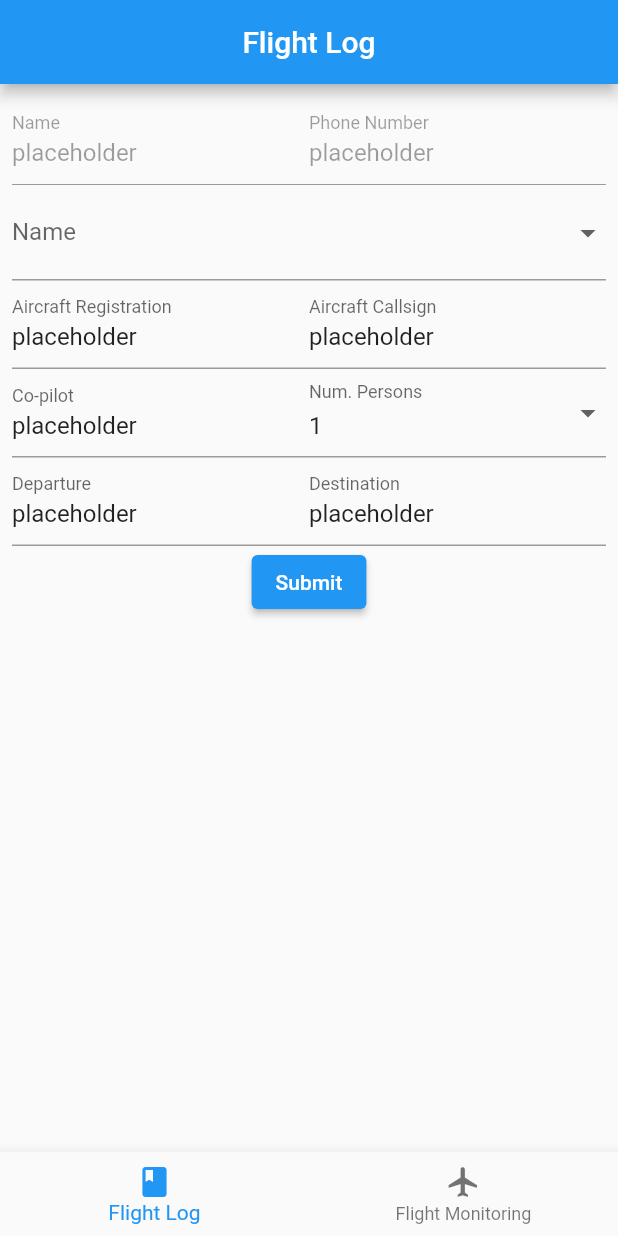
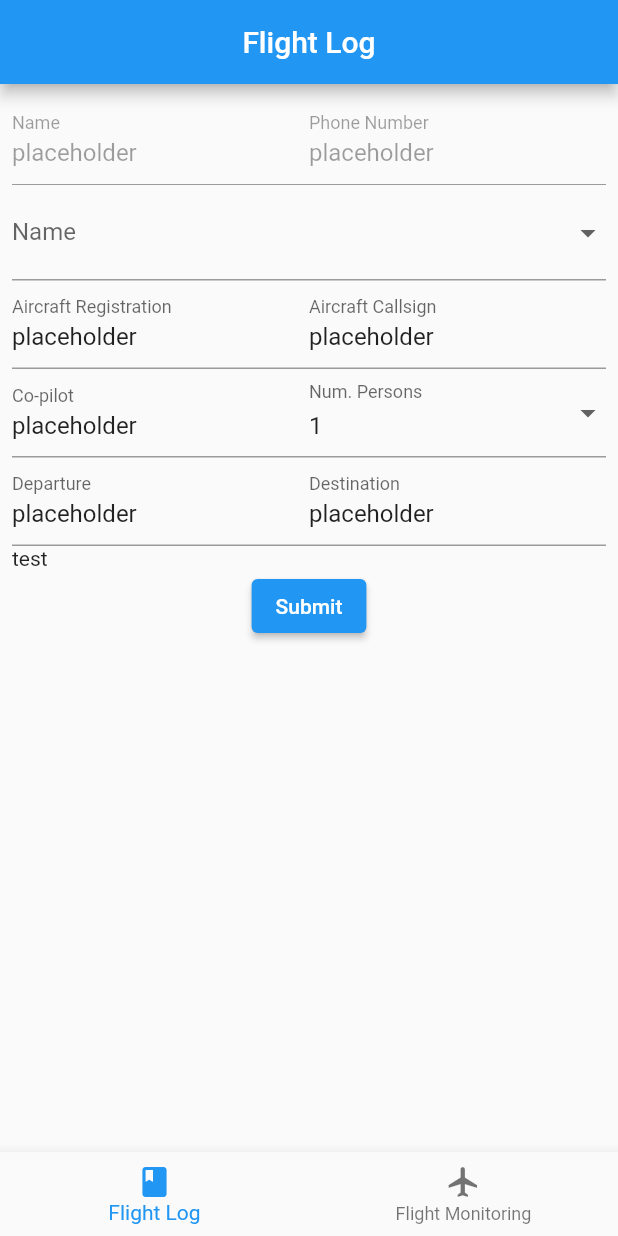
Before and after one commit to Duckmaster/FlightFollower, a Flutter app: the screen it shows after launch, on a phone screen of 412 x 824 dp. Run offline on Flutter 3.47's test engine with Material 2 defaults, Android fonts, the phone set to English and light mode, and no system bars.

Commit message:
Added new TimePicker widget (only has a label for now)

```diff
--- a/lib/main.dart
+++ b/lib/main.dart
@@ -230,6 +230,11 @@ class FlightLogFormState extends State<FlightLogForm> {
                     createInputField(label)
                 ],
               ),
+              Row(
+                children: const [
+                  TimePicker("test"),
+                ],
+              ),
               ElevatedButton(onPressed: onPressed, child: const Text("Submit"))
             ],
           ),
@@ -245,3 +250,26 @@ class FlightLogFormState extends State<FlightLogForm> {
       ), */
   }
 }
+
+class TimePicker extends StatefulWidget {
+  final String label;
+  const TimePicker(this.label, {super.key});
+
+  @override
+  TimePickerState createState() {
+    return TimePickerState();
+  }
+}
+
+class TimePickerState extends State<TimePicker> {
+  @override
+  Widget build(BuildContext context) {
+    return Column(
+      children: [
+        Row(
+          children: [Text(widget.label)],
+        )
+      ],
+    );
+  }
+}
```
